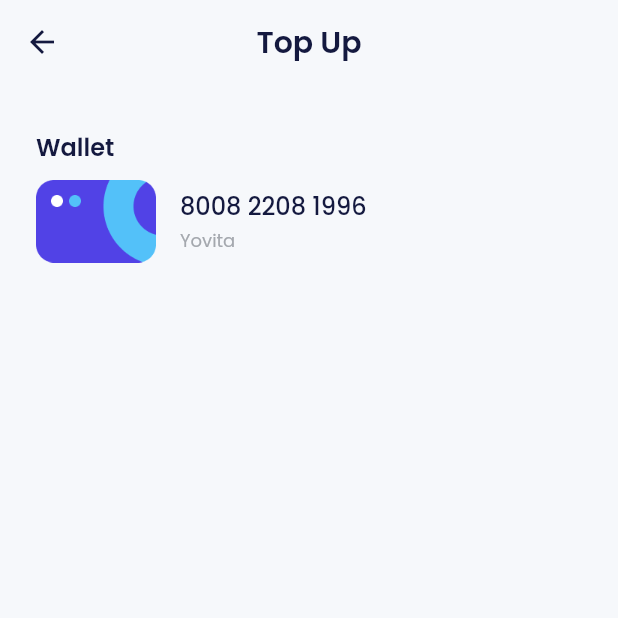
After one commit to yovitaa/bank_sha, a Flutter app: the HomePage screen opened by its route, after a tap on "Top Up", on a phone screen of 412 x 824 dp, the top half of it. The commit adds this screen. Run offline on Flutter 3.47's test engine with Material 2 defaults, Android fonts, the phone set to English and light mode, and no system bars; our stand-ins replace carousel_slider, google_fonts.

Commit message:
6.1 Top Up Page 1

```diff
--- a/lib/main.dart
+++ b/lib/main.dart
@@ -12,6 +12,7 @@ import 'package:bank_sha/ui/pages/sign_up_set_ktp_page.dart';
 import 'package:bank_sha/ui/pages/sign_up_set_profile_page.dart';
 import 'package:bank_sha/ui/pages/sign_up_success_page.dart';
 import 'package:bank_sha/ui/pages/splash_page.dart';
+import 'package:bank_sha/ui/pages/topup_page.dart';
 import 'package:flutter/material.dart';
 
 void main() => runApp(const MyApp());
@@ -52,6 +53,7 @@ class MyApp extends StatelessWidget {
         '/profile-edit' :(context) => const ProfileEditPage(),
         '/profile-edit-pin' :(context) => const ProfileEditPinPage(),
         '/profile-edit-success' :(context) => const ProfileEditSuccessPage(),
+        '/topup': (context) => const TopupPage(),
       },
     );
   }
--- a/lib/ui/pages/home_page.dart
+++ b/lib/ui/pages/home_page.dart
@@ -83,7 +83,7 @@ class HomePage extends StatelessWidget {
           buildProfile(context),
           buildWalletCard(),
           buildLevel(),
-          buildServices(),
+          buildServices(context),
           buildLatestTransaction(),
           buildSendAgain(),
           buildFriendlyTips(),
@@ -270,7 +270,7 @@ class HomePage extends StatelessWidget {
     );
   }
 
-  Widget buildServices(){
+  Widget buildServices(BuildContext context){
     return Container(
       margin: const EdgeInsets.only(
         top: 30,
@@ -294,7 +294,9 @@ class HomePage extends StatelessWidget {
               HomeServiceItem(
                 iconUrl: 'assets/ic_topup.png',
                 title: 'Top Up',
-                onTap: () {},
+                onTap: () {
+                  Navigator.pushNamed(context, '/topup');
+                },
               ),
               HomeServiceItem(
                 iconUrl: 'assets/ic_send.png',
--- /dev/null
+++ b/lib/ui/pages/topup_page.dart
@@ -0,0 +1,69 @@
+import 'package:bank_sha/shared/theme.dart';
+import 'package:flutter/material.dart';
+
+class TopupPage extends StatelessWidget {
+  const TopupPage({super.key});
+
+  @override
+  Widget build(BuildContext context) {
+    return Scaffold(
+      appBar: AppBar(
+        title: const Text(
+          'Top Up',
+        ),
+      ),
+      body: ListView(
+        padding: const EdgeInsets.symmetric(
+          horizontal: 24,
+        ),
+        children: [
+          const SizedBox(
+            height: 30,
+          ),
+          Text(
+            'Wallet',
+            style: blackTextStyle.copyWith(
+              fontSize: 16,
+              fontWeight: semiBold,
+            ),
+          ),
+          const SizedBox(
+            height: 10,
+          ),
+          Row(
+            children: [
+              Image.asset(
+                'assets/img_wallet.png',
+                width: 80,
+              ),
+              const SizedBox(
+                width: 16,
+              ),
+              Column(
+                crossAxisAlignment: CrossAxisAlignment.start,
+                children: [
+                  Text(
+                    '8008 2208 1996',
+                    style: blackTextStyle.copyWith(
+                      fontSize: 16,
+                      fontWeight: medium,
+                    ),
+                  ),
+                  const SizedBox(
+                    height: 2,
+                  ),
+                  Text(
+                    'Yovita',
+                    style: greyTextStyle.copyWith(
+                      fontSize: 12,
+                    ),
+                  ),
+                ],
+              )
+            ],
+          )
+        ],
+      ),
+    );
+  }
+}
--- a/lib/ui/widget/home_services_item.dart
+++ b/lib/ui/widget/home_services_item.dart
@@ -15,7 +15,9 @@ import 'package:flutter/material.dart';
 
   @override
   Widget build(BuildContext context) {
-    return Column(
+    return GestureDetector(
+      onTap: onTap,
+      child: Column(
         children: [
           Container(
             width: 70,
@@ -41,6 +43,7 @@ import 'package:flutter/material.dart';
             ),
           ),
         ],
+      ),
     );
   }
 }
```
Lines whose indentation alone changed are shown as unchanged.
